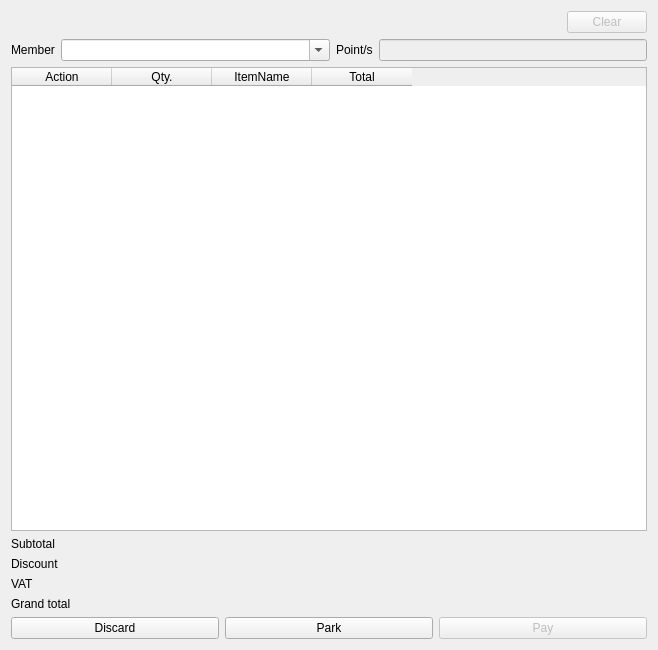
Qt form app/views/templates/PreOrder.ui (rondalefloyd/mts-pos) before a commit.
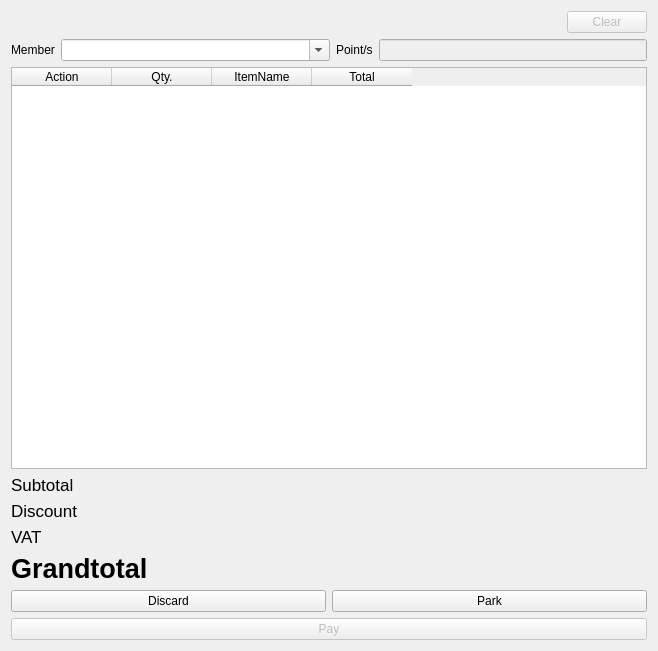
The same form after that commit.

Patch:
```diff
--- a/app/views/templates/PreOrder.ui
+++ b/app/views/templates/PreOrder.ui
@@ -7,13 +7,13 @@
     <x>0</x>
     <y>0</y>
     <width>658</width>
-    <height>650</height>
+    <height>651</height>
    </rect>
   </property>
   <property name="windowTitle">
    <string>Pre-Order</string>
   </property>
-  <layout class="QVBoxLayout" name="verticalLayout_2">
+  <layout class="QVBoxLayout" name="verticalLayout">
    <item>
     <layout class="QHBoxLayout" name="horizontalLayout_2">
      <item>
@@ -159,6 +159,11 @@
     <layout class="QFormLayout" name="formLayout">
      <item row="0" column="0">
       <widget class="QLabel" name="label">
+       <property name="font">
+        <font>
+         <pointsize>13</pointsize>
+        </font>
+       </property>
        <property name="text">
         <string>Subtotal</string>
        </property>
@@ -168,7 +173,7 @@
       <widget class="QLabel" name="labelSubtotal">
        <property name="font">
         <font>
-         <pointsize>8</pointsize>
+         <pointsize>13</pointsize>
          <weight>75</weight>
          <bold>true</bold>
         </font>
@@ -183,6 +188,11 @@
      </item>
      <item row="1" column="0">
       <widget class="QLabel" name="label_2">
+       <property name="font">
+        <font>
+         <pointsize>13</pointsize>
+        </font>
+       </property>
        <property name="text">
         <string>Discount</string>
        </property>
@@ -192,7 +202,7 @@
       <widget class="QLabel" name="labelDiscount">
        <property name="font">
         <font>
-         <pointsize>8</pointsize>
+         <pointsize>13</pointsize>
          <weight>75</weight>
          <bold>true</bold>
         </font>
@@ -207,6 +217,11 @@
      </item>
      <item row="2" column="0">
       <widget class="QLabel" name="label_3">
+       <property name="font">
+        <font>
+         <pointsize>13</pointsize>
+        </font>
+       </property>
        <property name="text">
         <string>VAT</string>
        </property>
@@ -216,7 +231,7 @@
       <widget class="QLabel" name="labelTax">
        <property name="font">
         <font>
-         <pointsize>8</pointsize>
+         <pointsize>13</pointsize>
          <weight>75</weight>
          <bold>true</bold>
         </font>
@@ -231,8 +246,15 @@
      </item>
      <item row="3" column="0">
       <widget class="QLabel" name="label_4">
+       <property name="font">
+        <font>
+         <pointsize>20</pointsize>
+         <weight>75</weight>
+         <bold>true</bold>
+        </font>
+       </property>
        <property name="text">
-        <string>Grand total</string>
+        <string>Grandtotal</string>
        </property>
       </widget>
      </item>
@@ -240,13 +262,13 @@
       <widget class="QLabel" name="labelGrandTotal">
        <property name="font">
         <font>
-         <pointsize>8</pointsize>
+         <pointsize>20</pointsize>
          <weight>75</weight>
          <bold>true</bold>
         </font>
        </property>
        <property name="text">
-        <string>&lt;GrandTotal&gt;</string>
+        <string>&lt;Grandtotal&gt;</string>
        </property>
        <property name="alignment">
         <set>Qt::AlignRight|Qt::AlignTrailing|Qt::AlignVCenter</set>
@@ -274,6 +296,8 @@
        </property>
       </widget>
      </item>
+    </layout>
+   </item>
      <item>
       <widget class="QPushButton" name="pushButtonPay">
        <property name="enabled">
@@ -283,8 +307,6 @@
         <string>Pay</string>
        </property>
       </widget>
-     </item>
-    </layout>
    </item>
   </layout>
  </widget>
```
Lines whose indentation alone changed are shown as unchanged.
